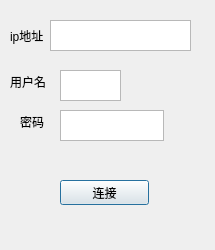
First picture: the form in easyssh/login.ui, repository orange2c/easyssh, before the edit.
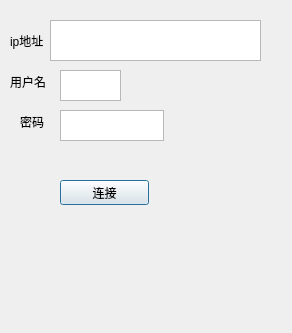
Second picture: the form after the edit.

Commit message: 编写完成登陆按钮功能，按下则调用ssh类的login函数，并通过槽接收登陆结果，成功则打开跳转到maincmd窗口

What changed in the file:
```diff
--- a/easyssh/login.ui
+++ b/easyssh/login.ui
@@ -6,8 +6,8 @@
    <rect>
     <x>0</x>
     <y>0</y>
-    <width>215</width>
-    <height>250</height>
+    <width>292</width>
+    <height>333</height>
    </rect>
   </property>
   <property name="windowTitle">
@@ -57,8 +57,8 @@
     <rect>
      <x>10</x>
      <y>20</y>
-     <width>181</width>
-     <height>31</height>
+     <width>251</width>
+     <height>41</height>
     </rect>
    </property>
    <layout class="QHBoxLayout" name="horizontalLayout">
```
Left out of the diff: 3 changed lines with no effect on the pictures. The commit also changes 4 other files.
